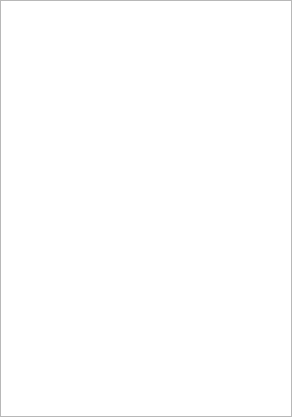
This is Source/SVWidgetsLib/Widgets/UI_Files/DataStructureWidget.ui in BlueQuartzSoftware/SIMPL as Qt 5 draws it before an edit. The edited form follows.
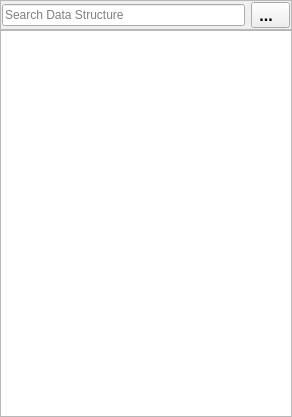
This is the edited form. Custom widgets are drawn as their Qt base class.

Commit message:
Added search bar and menu button to DataStructureWidget
* Search hides anything that does not contain (case insensitive) the provided text or is an ancestor of such an item.  An empty search displays all items.
* The menu contains Collapse All and Expand All options.
* Added DataStructureProxyModel class for searching the Data Structure.
* Moved the Data Structure model assignment from DataStructureWidget::setupGui() to the DataStructureTreeView constructor.

Patch:
```diff
--- a/Source/SVWidgetsLib/Widgets/UI_Files/DataStructureWidget.ui
+++ b/Source/SVWidgetsLib/Widgets/UI_Files/DataStructureWidget.ui
@@ -29,7 +29,7 @@
    <property name="spacing">
     <number>0</number>
    </property>
-   <item row="0" column="0">
+   <item row="1" column="0">
     <widget class="DataStructureTreeView" name="dataBrowserTreeView">
      <property name="acceptDrops">
       <bool>true</bool>
@@ -78,6 +78,63 @@
      </attribute>
     </widget>
    </item>
+   <item row="0" column="0">
+    <widget class="SVFrame" name="toolbar">
+     <property name="frameShape">
+      <enum>QFrame::StyledPanel</enum>
+     </property>
+     <property name="frameShadow">
+      <enum>QFrame::Raised</enum>
+     </property>
+     <layout class="QGridLayout" name="toolbarLayout">
+      <property name="leftMargin">
+       <number>1</number>
+      </property>
+      <property name="topMargin">
+       <number>1</number>
+      </property>
+      <property name="rightMargin">
+       <number>1</number>
+      </property>
+      <property name="bottomMargin">
+       <number>1</number>
+      </property>
+      <item row="0" column="0">
+       <widget class="QtSLineEdit" name="filterLineEdit">
+        <property name="sizePolicy">
+         <sizepolicy hsizetype="Expanding" vsizetype="Fixed">
+          <horstretch>1</horstretch>
+          <verstretch>0</verstretch>
+         </sizepolicy>
+        </property>
+        <property name="placeholderText">
+         <string>Search Data Structure</string>
+        </property>
+       </widget>
+      </item>
+      <item row="0" column="1">
+       <widget class="SVToolButton" name="toolbarMenuBtn">
+        <property name="font">
+         <font>
+          <pointsize>12</pointsize>
+          <weight>75</weight>
+          <bold>true</bold>
+         </font>
+        </property>
+        <property name="text">
+         <string>...  </string>
+        </property>
+        <property name="popupMode">
+         <enum>QToolButton::InstantPopup</enum>
+        </property>
+        <property name="toolButtonStyle">
+         <enum>Qt::ToolButtonTextOnly</enum>
+        </property>
+       </widget>
+      </item>
+     </layout>
+    </widget>
+   </item>
   </layout>
  </widget>
  <customwidgets>
@@ -86,6 +143,22 @@
    <extends>QTreeView</extends>
    <header>DataStructureTreeView.h</header>
   </customwidget>
+  <customwidget>
+   <class>QtSLineEdit</class>
+   <extends>QLineEdit</extends>
+   <header location="global">QtSLineEdit.h</header>
+  </customwidget>
+  <customwidget>
+   <class>SVToolButton</class>
+   <extends>QToolButton</extends>
+   <header location="global">SVWidgetsLib/Widgets/SVControlWidgets.h</header>
+  </customwidget>
+  <customwidget>
+   <class>SVFrame</class>
+   <extends>QFrame</extends>
+   <header location="global">SVWidgetsLib/Widgets/SVControlWidgets.h</header>
+   <container>1</container>
+  </customwidget>
  </customwidgets>
  <resources/>
  <connections/>
```
Left out of the diff: 2 changed lines with no effect on the pictures. The commit also changes 6 other files.
